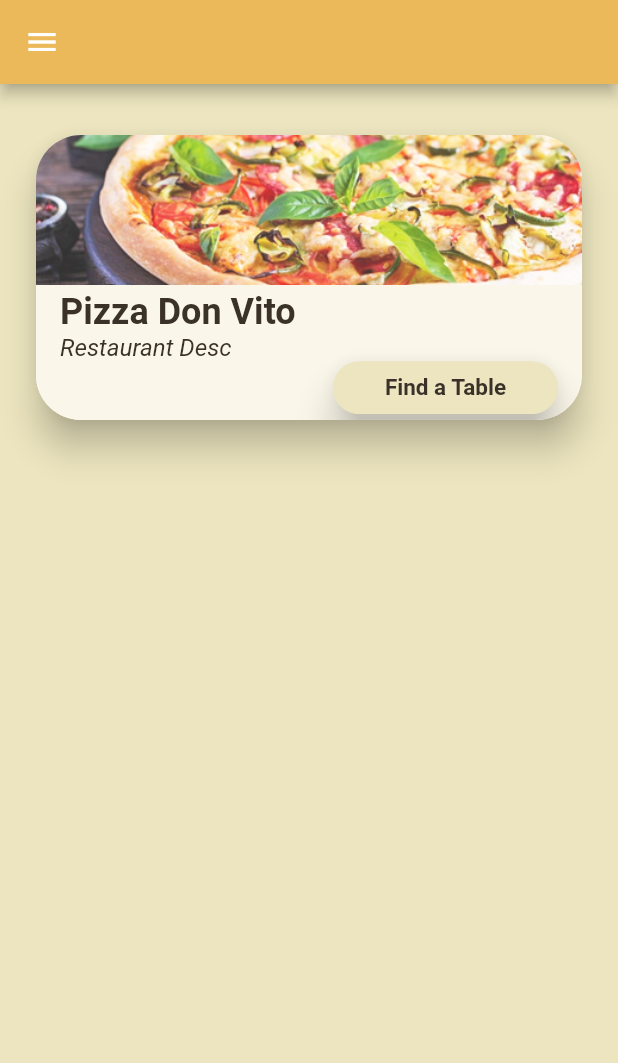
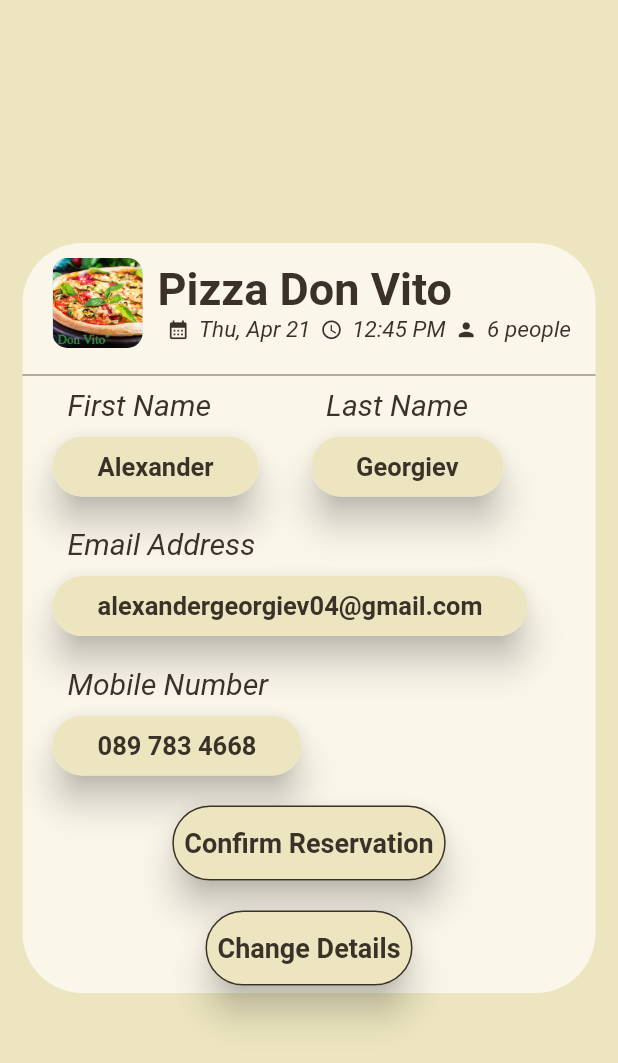
Before and after one commit to dashkata/ordertaker, a Flutter app: the screen it shows after launch, on a phone screen of 412 x 824 dp. Shown: the top 1063 px of the screen. Run offline on Flutter 3.47's test engine with Material 2 defaults, Android fonts, the phone set to English and light mode, and no system bars; drawn by our look-alikes of getwidget; our stand-ins replace date_time_picker, device_preview, google_fonts, hexcolor, readmore.

Commit message:
Made the new confirm reservation page

```diff
--- a/order_taker/lib/Screens/UserScreens/confirmreservationpage/confirm_reservation.dart
+++ b/order_taker/lib/Screens/UserScreens/confirmreservationpage/confirm_reservation.dart
@@ -1,6 +1,8 @@
 import 'package:flutter/material.dart';
 import 'package:getwidget/getwidget.dart';
+import 'package:google_fonts/google_fonts.dart';
 import 'package:order_taker/Screens/UserScreens/confirmreservationpage/confirm_reservation_widget.dart';
+import 'package:order_taker/Screens/UserScreens/restaurantinfopage/restaurant_info_widget.dart';
 import 'package:order_taker/Screens/project_widgets.dart';
 import 'package:order_taker/Themes/themes.dart';
 
@@ -19,51 +21,136 @@ class _ConfirmReservationState extends State<ConfirmReservation> {
         children: [
           const BackgroundWidget(),
           SafeArea(
+            child: Center(
+              child: Padding(
+                padding: const EdgeInsets.symmetric(
+                  horizontal: 15,
+                ),
+                child: Container(
+                  width: double.infinity,
+                  height: 500,
+                  decoration: BoxDecoration(
+                    color: complementaryColor,
+                    borderRadius: BorderRadius.circular(40),
+                  ),
                   child: Column(
+                    crossAxisAlignment: CrossAxisAlignment.start,
+                    children: [
+                      GFListTile(
+                        margin: EdgeInsets.zero,
+                        padding: const EdgeInsets.only(top: 10, left: 20),
+                        avatar: GFAvatar(
+                          backgroundImage:
+                              const AssetImage('Assets/PizzaDonVito.jpg'),
+                          shape: GFAvatarShape.square,
+                          borderRadius: BorderRadius.circular(10),
+                          radius: 30,
+                        ),
+                        title: Text(
+                          "Pizza Don Vito",
+                          style: GoogleFonts.roboto(
+                            fontWeight: FontWeight.bold,
+                            fontSize: 30,
+                            color: accentColor,
+                          ),
+                        ),
+                        subTitle: Row(
                           mainAxisAlignment: MainAxisAlignment.spaceEvenly,
                           children: [
-                GFCard(
-                  titlePosition: GFPosition.start,
-                  color: cardColor,
-                  title: const GFListTile(
-                    avatar: GFAvatar(
-                      backgroundImage: AssetImage('Assets/PizzaDonVito.jpg'),
+                            Icon(
+                              Icons.calendar_month,
+                              size: 15,
+                              color: accentColor,
                             ),
-                    titleText: "Pizza Don Vito",
+                            Text(
+                              "Thu, Apr 21",
+                              style: GoogleFonts.roboto(
+                                fontSize: 15,
+                                fontStyle: FontStyle.italic,
+                                color: accentColor,
                               ),
-                  content: Row(
-                    mainAxisAlignment: MainAxisAlignment.spaceEvenly,
-                    children: const [
-                      Icon(Icons.calendar_month),
-                      Text("Thu, Apr 21"),
-                      Icon(Icons.watch_later_outlined),
-                      Text("12:45 PM"),
-                      Icon(Icons.person),
-                      Text("6 people"),
+                            ),
+                            Icon(
+                              Icons.watch_later_outlined,
+                              size: 15,
+                              color: accentColor,
+                            ),
+                            Text(
+                              "12:45 PM",
+                              style: GoogleFonts.roboto(
+                                fontSize: 15,
+                                fontStyle: FontStyle.italic,
+                                color: accentColor,
+                              ),
+                            ),
+                            Icon(
+                              Icons.person,
+                              size: 15,
+                              color: accentColor,
+                            ),
+                            Text(
+                              "6 people",
+                              style: GoogleFonts.roboto(
+                                fontSize: 15,
+                                fontStyle: FontStyle.italic,
+                                color: accentColor,
+                              ),
+                            ),
                           ],
                         ),
                       ),
-                const UserDetails(
-                  userDetail: "Alexander Georgiev",
-                  buttonText: "Change name",
+                      SizedBox(
+                        height: 10,
                       ),
-                const UserDetails(
-                  userDetail: "alex@abv.bg",
-                  buttonText: "Change email",
+                      const InfoDivider(),
+                      Row(
+                        children: const [
+                          UserDetail(
+                            detailType: "First Name",
+                            userDetail: "Alexander",
                           ),
-                const UserDetails(
-                  userDetail: "08977832321",
-                  buttonText: "Change phone number",
-                ),
-                SizedBox(
-                  width: 350,
-                  child: GFButton(
-                    onPressed: () {},
-                    text: "Complete reservation",
-                    color: buttonColor,
+                          Padding(
+                            padding: EdgeInsets.only(left: 15.0),
+                            child: UserDetail(
+                              detailType: "Last Name",
+                              userDetail: "Georgiev",
                             ),
                           )
                         ],
+                      ),
+                      const SizedBox(
+                        height: 20,
+                      ),
+                      const UserDetail(
+                        detailType: "Email Address",
+                        userDetail: "alexandergeorgiev04@gmail.com",
+                      ),
+                      const SizedBox(
+                        height: 20,
+                      ),
+                      const UserDetail(
+                        detailType: "Mobile Number",
+                        userDetail: "089 783 4668",
+                      ),
+                      SizedBox(
+                        height: 20,
+                      ),
+                      Center(
+                        child: NormalButtons(
+                            buttonText: "Confirm Reservation",
+                            buttonFunc: () {}),
+                      ),
+                      SizedBox(
+                        height: 20,
+                      ),
+                      Center(
+                        child: NormalButtons(
+                            buttonText: "Change Details", buttonFunc: () {}),
+                      ),
+                    ],
+                  ),
+                ),
+              ),
             ),
           ),
         ],
--- a/order_taker/lib/Screens/UserScreens/confirmreservationpage/confirm_reservation_widget.dart
+++ b/order_taker/lib/Screens/UserScreens/confirmreservationpage/confirm_reservation_widget.dart
@@ -1,75 +1,62 @@
 import 'package:flutter/material.dart';
 import 'package:getwidget/getwidget.dart';
+import 'package:google_fonts/google_fonts.dart';
 import 'package:order_taker/Themes/themes.dart';
 
-class UserDetails extends StatelessWidget {
-  const UserDetails({
+class UserDetail extends StatelessWidget {
+  const UserDetail({
+    required this.detailType,
     required this.userDetail,
-    required this.buttonText,
     Key? key,
   }) : super(key: key);
+  final String detailType;
   final String userDetail;
-  final String buttonText;
+
   @override
   Widget build(BuildContext context) {
     return Padding(
-      padding: const EdgeInsets.only(left: 15.0, right: 15),
-      child: Container(
-        color: Colors.white38,
-        child: Row(
-          mainAxisAlignment: MainAxisAlignment.center,
+      padding: const EdgeInsets.only(left: 20.0),
+      child: Column(
+        crossAxisAlignment: CrossAxisAlignment.start,
         children: [
-            Text(
-              userDetail,
-              style: const TextStyle(
+          Padding(
+            padding: const EdgeInsets.only(
+              bottom: 10.0,
+              left: 10,
+            ),
+            child: Text(
+              detailType,
+              style: GoogleFonts.roboto(
+                color: accentColor,
                 fontSize: 20,
+                fontStyle: FontStyle.italic,
               ),
             ),
-            const SizedBox(
-              width: 50,
           ),
-            Expanded(
-              child: GFButton(
-                onPressed: () {
-                  showDialog(
-                      context: context,
-                      builder: (BuildContext context) {
-                        return AlertDialog(
-                          backgroundColor: backgroundColor,
-                          title: Text(buttonText),
-                          actions: [
-                            TextField(
-                              decoration: InputDecoration(
-                                border: OutlineInputBorder(
-                                  borderRadius: BorderRadius.circular(30),
+          Material(
+            elevation: 10,
+            borderRadius: BorderRadius.circular(40),
+            child: Container(
+              decoration: BoxDecoration(
+                color: mainColor,
+                borderRadius: BorderRadius.circular(40),
               ),
-                                hintText: buttonText,
-                                filled: true,
-                                fillColor: Colors.white60,
+              padding: const EdgeInsets.symmetric(
+                horizontal: 30,
+                vertical: 10,
               ),
-                              obscureText: false,
-                              autocorrect: false,
+              child: Text(
+                userDetail,
+                style: GoogleFonts.roboto(
+                  color: accentColor,
+                  fontSize: 17,
+                  fontWeight: FontWeight.bold,
                 ),
-                            const SizedBox(
-                              height: 10,
               ),
-                            GFButton(
-                              onPressed: () {},
-                              color: buttonColor,
-                              text: "Confirm changes",
-                            )
-                          ],
-                        );
-                      });
-                },
-                text: buttonText,
-                shape: GFButtonShape.pills,
-                color: buttonColor,
             ),
           ),
         ],
       ),
-      ),
     );
   }
 }
--- a/order_taker/lib/Screens/project_widgets.dart
+++ b/order_taker/lib/Screens/project_widgets.dart
@@ -48,9 +48,6 @@ class NormalButtons extends StatelessWidget {
   Widget build(BuildContext context) {
     return ConstrainedBox(
       constraints: constraints(),
-      child: SizedBox(
-        width: 200,
-        height: 50,
       child: GFButton(
         borderSide: BorderSide(color: accentColor),
         onPressed: buttonFunc,
@@ -63,7 +60,6 @@ class NormalButtons extends StatelessWidget {
           color: accentColor,
           fontSize: 18,
           fontWeight: FontWeight.bold,
-          ),
         ),
       ),
     );
--- a/order_taker/lib/main.dart
+++ b/order_taker/lib/main.dart
@@ -29,7 +29,7 @@ class OrderTaker extends StatelessWidget {
       useInheritedMediaQuery: true,
       locale: DevicePreview.locale(context),
       builder: DevicePreview.appBuilder,
-      initialRoute: '/restaurants',
+      initialRoute: '/confirm_reservation',
       routes: {
         '/login': (context) => const LoginPage(),
         '/register': (context) => const RegisterPage(),
```
Also changed, not shown: order_taker/lib/Screens/UserScreens/restaurantinfopage/restaurant_info.dart (+29 -17 lines), order_taker/lib/Screens/UserScreens/restaurantinfopage/restaurant_info_widget.dart (+10 -7 lines), order_taker/lib/Screens/UserScreens/RestaurantMenuPage/restaurant_menu.dart (added), 1 other file. Lines whose indentation alone changed are shown as unchanged.
